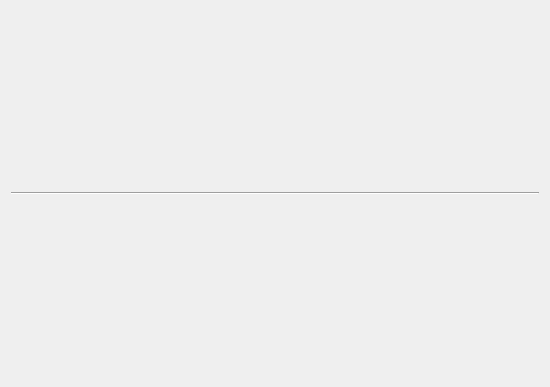
First picture: the form in tools/accessory_searcher/ui/engrave_selector.ui, repository Wseop/Qt_LoaTools, before the edit.
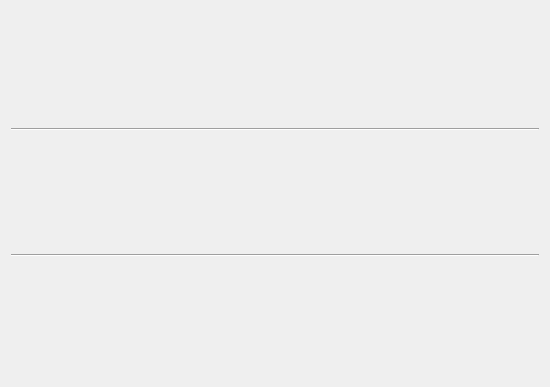
Second picture: the form after the edit.

Commit message: FEAT:Implement functions to cancle selected filter & to change selected UI

The edit to the form file:
```diff
--- a/tools/accessory_searcher/ui/engrave_selector.ui
+++ b/tools/accessory_searcher/ui/engrave_selector.ui
@@ -26,6 +26,16 @@
    <string>Form</string>
   </property>
   <layout class="QVBoxLayout" name="verticalLayout">
+   <item>
+    <layout class="QGridLayout" name="gridCancle"/>
+   </item>
+   <item>
+    <widget class="Line" name="line_2">
+     <property name="orientation">
+      <enum>Qt::Horizontal</enum>
+     </property>
+    </widget>
+   </item>
    <item>
     <layout class="QGridLayout" name="gridEngraving"/>
    </item>
```
The commit also changes 5 other files.
